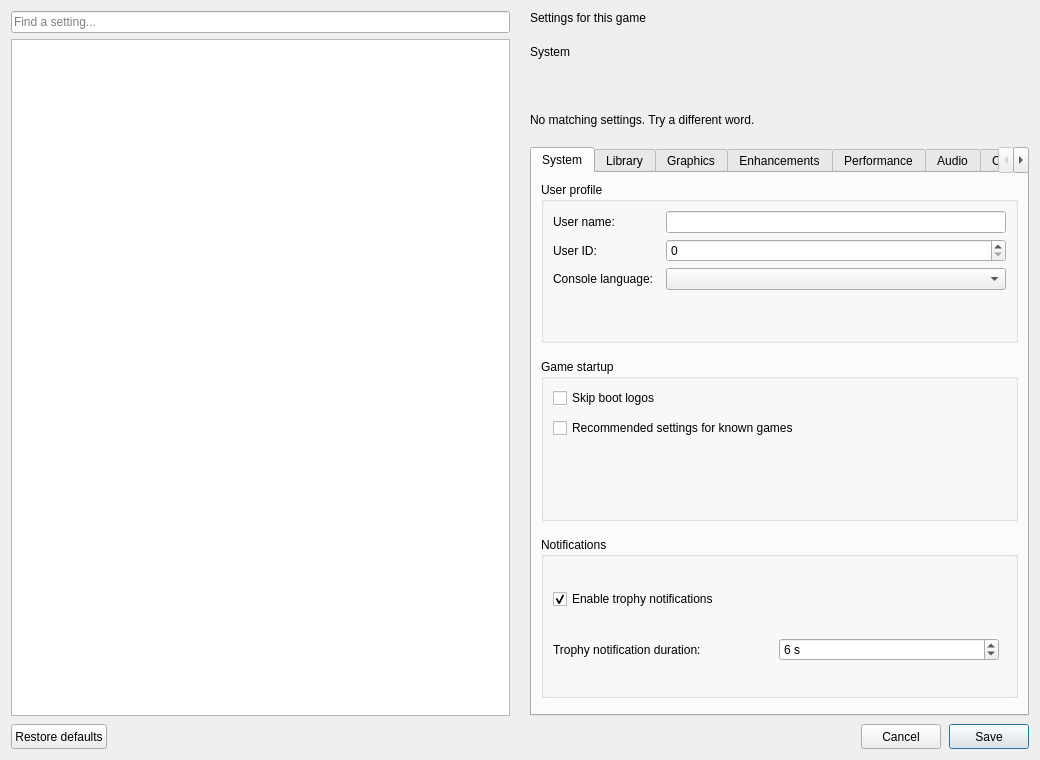
Above: src/launcher/forms/configuration_edit_dialog.ui from vsajjadx/KytyPS5 before the change. Below: the same form after it.
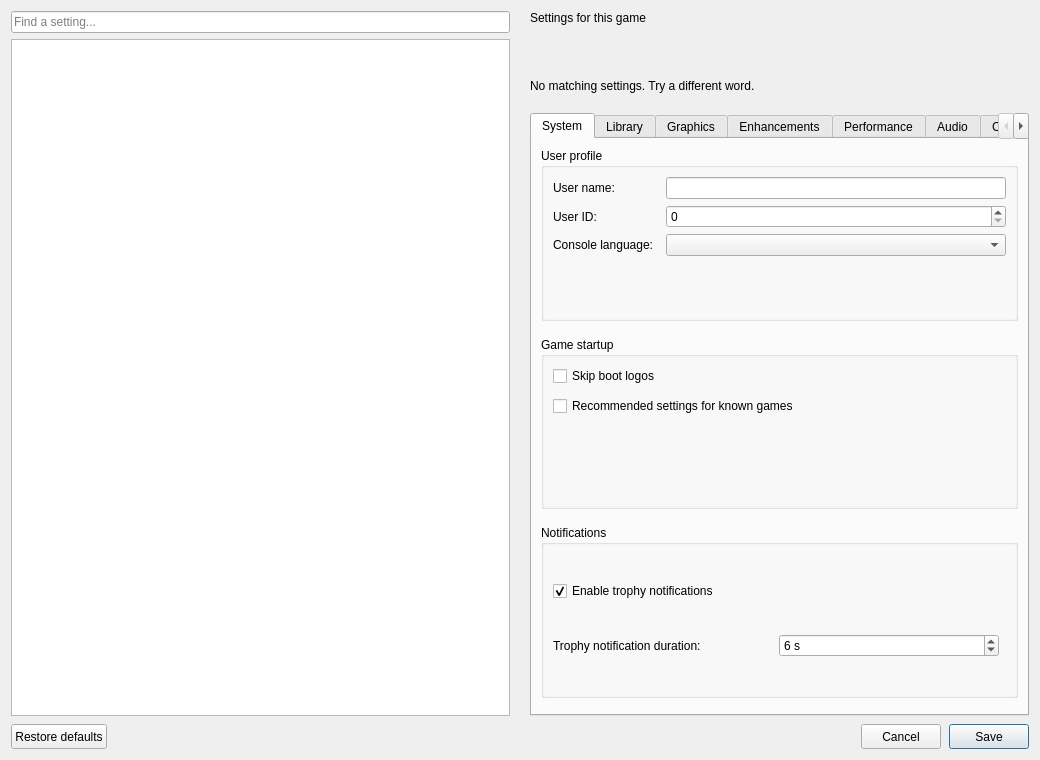
That is the form after the change. Custom widgets are drawn as their Qt base class.

Commit message: Use conservative UFC 6 launch settings and simplify settings headings

Patch:
```diff
--- a/src/launcher/forms/configuration_edit_dialog.ui
+++ b/src/launcher/forms/configuration_edit_dialog.ui
@@ -75,16 +75,6 @@
          </property>
         </widget>
        </item>
-       <item>
-        <widget class="QLabel" name="settings_page_title">
-         <property name="text">
-          <string>System</string>
-         </property>
-         <property name="wordWrap">
-          <bool>true</bool>
-         </property>
-        </widget>
-       </item>
        <item>
         <widget class="QLabel" name="settings_page_description">
          <property name="wordWrap">
```
Left out of the diff: 2 changed lines with no effect on the pictures. The commit also changes 7 other files.
